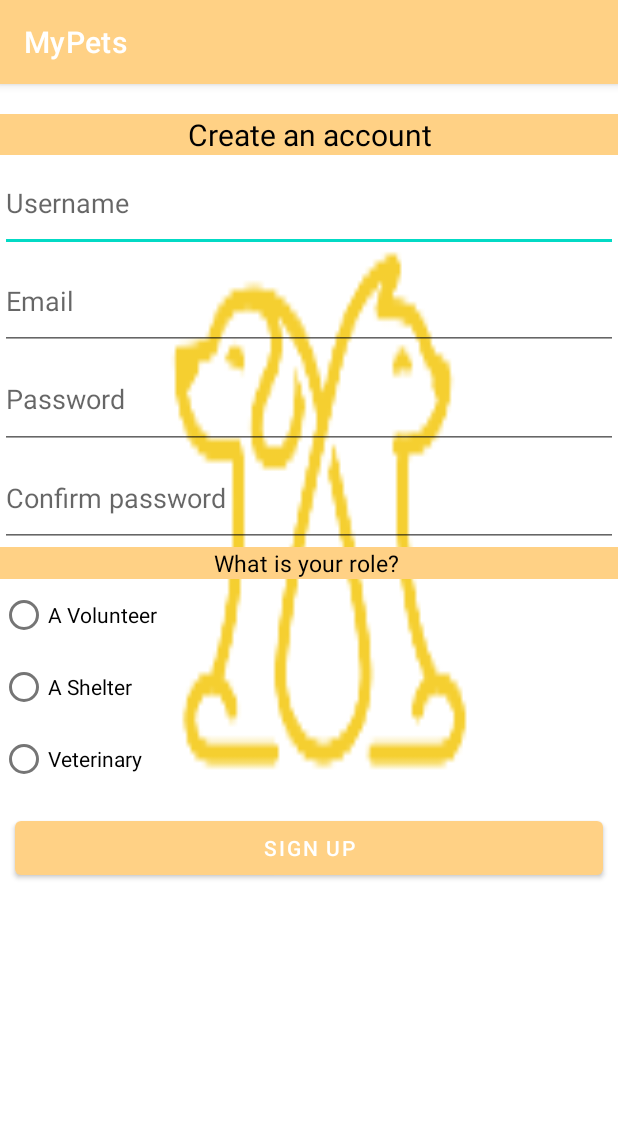
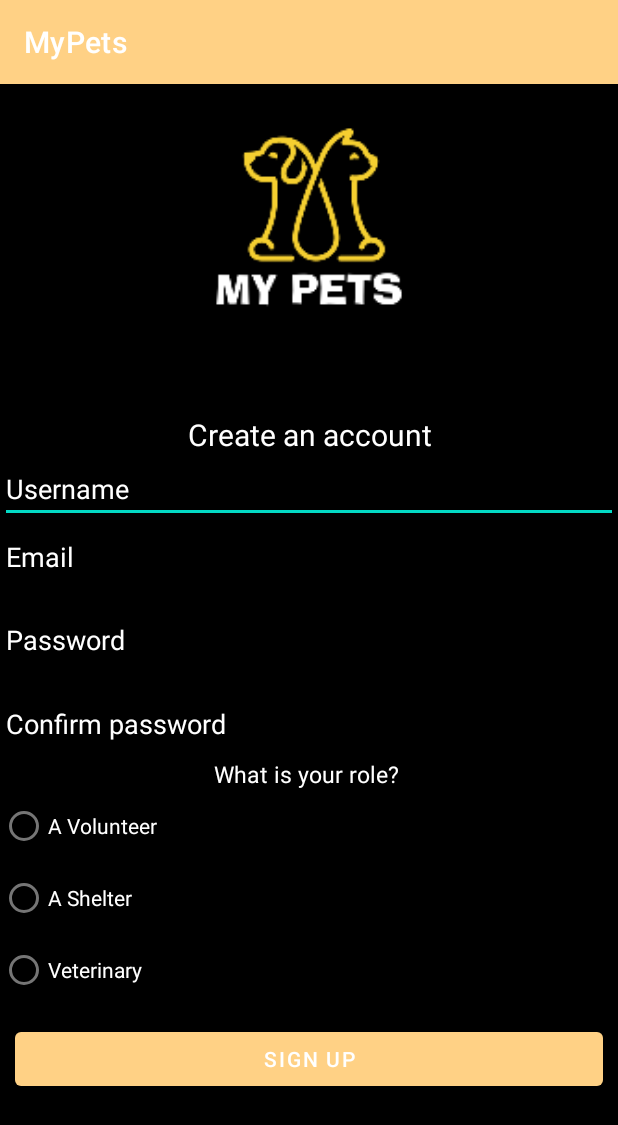
Before and after one commit to oussamaMaaroufi/MyPetsAndroid, an Android app: the RegisterActivity screen opened directly, with no data from a screen before it, on a phone screen of 412 x 824 dp. Shown: the top 1125 px of the screen. Run offline under Robolectric (Android 15) with nearby library versions, the phone set to English and light mode, and no system bars; our stand-ins replace RxJava; 1 statement that could not run was skipped.

Commit message:
25/11-20:37

```diff
--- a/app/src/main/res/layout/activity_main.xml
+++ b/app/src/main/res/layout/activity_main.xml
@@ -11,7 +11,10 @@
         <LinearLayout
             android:layout_width="match_parent"
             android:layout_height="match_parent"
-    android:orientation="vertical">
+            android:orientation="vertical"
+            app:layout_constraintStart_toStartOf="parent"
+            app:layout_constraintTop_toTopOf="parent">
+
                 <ImageView
                     android:id="@+id/imageView"
                     android:layout_width="match_parent"
--- a/app/src/main/res/layout/activity_register.xml
+++ b/app/src/main/res/layout/activity_register.xml
@@ -1,11 +1,11 @@
 <?xml version="1.0" encoding="utf-8"?>
-<androidx.appcompat.widget.LinearLayoutCompat
+<androidx.constraintlayout.widget.ConstraintLayout
     xmlns:android="http://schemas.android.com/apk/res/android"
     xmlns:app="http://schemas.android.com/apk/res-auto"
     xmlns:tools="http://schemas.android.com/tools"
     android:layout_width="match_parent"
     android:layout_height="match_parent"
-    android:background="@mipmap/ic_logo_foreground"
+    android:background="@color/black"
     tools:context=".RegisterActivity">
     <ScrollView
         android:layout_width="match_parent"
@@ -16,52 +16,49 @@
             android:layout_width="match_parent"
             android:layout_height="match_parent">
 
-<!--
             <ImageView
                     android:id="@+id/imageView"
                     android:layout_gravity="center"
-        android:layout_width="wrap_content"
-        android:layout_height="wrap_content"
+                    android:layout_width="match_parent"
+                    android:layout_height="200dp"
                     android:src="@mipmap/ic_logo_foreground" />
--->
+
             <TextView
                 android:layout_marginTop="20dp"
                 android:layout_width="match_parent"
                 android:layout_height="wrap_content"
                 android:text="Create an account"
-        android:background="@color/buttonColor"
                 android:textAlignment="center"
                 android:layout_gravity="center"
-        android:textColor="@color/black"
+                android:textColor="@color/white"
                 android:textSize="20dp"/>
 
 
 
             <LinearLayout
                 android:layout_width="wrap_content"
-        android:layout_height="261dp"
+                android:layout_height="wrap_content"
                 android:orientation="vertical">
 
                 <EditText
                     android:id="@+id/txtName"
                     android:layout_width="match_parent"
                     android:layout_height="wrap_content"
-            android:layout_weight="1"
                     android:ems="20"
                     android:inputType="text"
                     android:hint="Username "
-            android:textColor="@color/black" />
+                    android:textColor="@color/white"
+                    android:textColorHint="@color/white"/>
 
                 <EditText
                     android:id="@+id/TxtEmailRegister"
                     android:layout_width="match_parent"
                     android:layout_height="wrap_content"
-            android:layout_weight="1"
                     android:ems="20"
                     android:inputType="textWebEmailAddress"
                     android:hint="Email "
-
-            android:textColor="@color/black" />
+                    android:textColor="@color/white"
+                    android:textColorHint="@color/white"/>
 
 
                 <EditText
@@ -71,17 +68,18 @@
                     android:ems="20"
                     android:inputType="textPassword"
                     android:hint="Password"
-            android:textColor="@color/black" />
+                    android:textColor="@color/white"
+                    android:textColorHint="@color/white"/>
 
                 <EditText
                     android:id="@+id/txtPwdRegisterConf"
                     android:layout_width="match_parent"
                     android:layout_height="wrap_content"
-            android:layout_weight="1"
                     android:ems="20"
                     android:inputType="textPassword"
                     android:hint="Confirm password "
-            android:textColor="@color/black" />
+                    android:textColor="@color/white"
+                    android:textColorHint="@color/white"/>
 
 
 
@@ -92,8 +90,7 @@
                 android:layout_width="match_parent"
                 android:layout_height="wrap_content"
                 android:text="What is your role? "
-        android:background="@color/buttonColor"
-        android:textColor="@color/black"
+                android:textColor="@color/white"
                 android:gravity="center"
                 android:layout_gravity="center"
                 android:textSize="15dp">
@@ -115,21 +112,21 @@
                         android:layout_width="match_parent"
                         android:layout_height="wrap_content"
                         android:text="A Volunteer"
-            android:textColor="@color/black"/>
+                        android:textColor="@color/white"/>
 
                     <RadioButton
                         android:id="@+id/RadioButton2"
                         android:layout_width="match_parent"
                         android:layout_height="wrap_content"
                         android:text="A Shelter"
-            android:textColor="@color/black"/>
+                        android:textColor="@color/white"/>
 
                     <RadioButton
                         android:id="@+id/RadioButton3"
                         android:layout_width="match_parent"
                         android:layout_height="wrap_content"
                         android:text="Veterinary"
-            android:textColor="@color/black"/>
+                        android:textColor="@color/white"/>
                 </RadioGroup>
             </LinearLayout>
 
@@ -147,4 +144,4 @@
     </ScrollView>
 
 
-</androidx.appcompat.widget.LinearLayoutCompat>
+</androidx.constraintlayout.widget.ConstraintLayout>
--- a/app/src/main/res/values/colors.xml
+++ b/app/src/main/res/values/colors.xml
@@ -8,4 +8,5 @@
     <color name="teal_700">#FF018786</color>
     <color name="black">#FF000000</color>
     <color name="white">#FFFFFFFF</color>
+    <color name="gray">#F3F3F3</color>
 </resources>
--- a/app/src/main/res/values/themes.xml
+++ b/app/src/main/res/values/themes.xml
@@ -3,7 +3,7 @@
     <style name="Theme.MyPets" parent="Theme.MaterialComponents.DayNight.DarkActionBar">
         <!-- Primary brand color. -->
         <item name="colorPrimary">@color/buttonColor</item>
-        <item name="colorPrimaryVariant">@color/purple_700</item>
+        <item name="colorPrimaryVariant">@color/gray</item>
         <item name="colorOnPrimary">@color/white</item>
         <!-- Secondary brand color. -->
         <item name="colorSecondary">@color/teal_200</item>
```
Also changed, not shown: app/src/main/res/layout/activity_login.xml (+15 -6 lines). Lines whose indentation alone changed are shown as unchanged.
